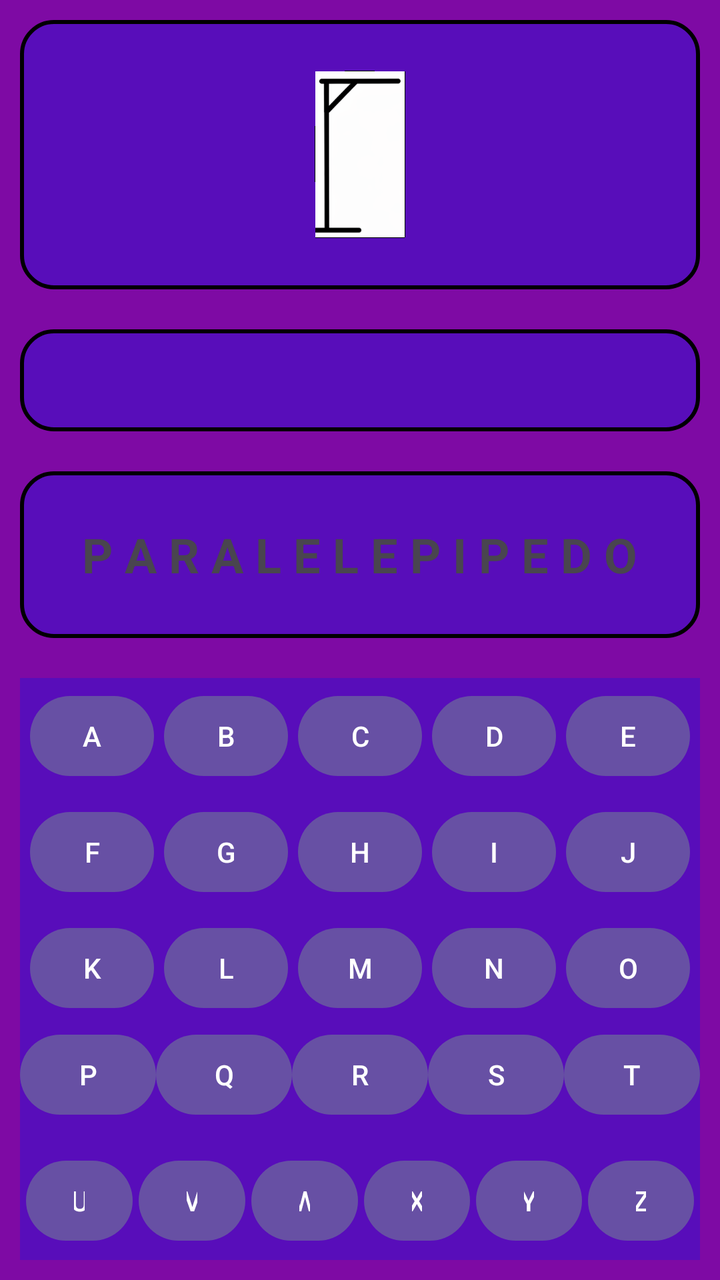
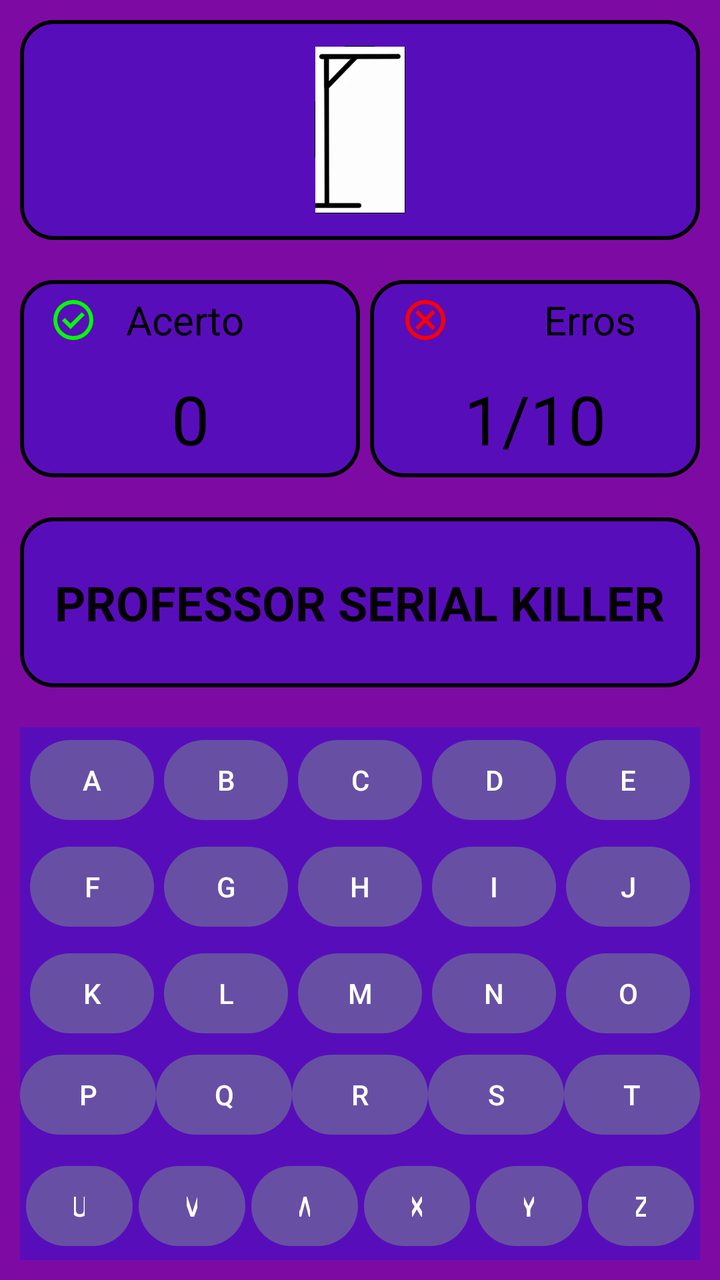

Screens rendered from an Android XML layout before and after an edit, with the pre-edit source and the edit as a unified diff.
<!-- AndroidManifest.xml: application theme Theme.OHMYGOD -->
<!-- res/layout/activity_tela_jogo.xml -->
<?xml version="1.0" encoding="utf-8"?>
<LinearLayout xmlns:android="http://schemas.android.com/apk/res/android"
    xmlns:app="http://schemas.android.com/apk/res-auto"
    xmlns:tools="http://schemas.android.com/tools"
    android:id="@+id/main"
    android:layout_width="match_parent"
    android:layout_height="match_parent"
    android:background="#7E0AA4"
    android:orientation="vertical"
    tools:context=".TelaJogo">

    <LinearLayout
        android:layout_width="match_parent"
        android:layout_height="wrap_content"
        android:layout_margin="10dp"
        android:layout_weight="0.25"
        android:background="@drawable/borda"
        android:gravity="center"
        android:orientation="vertical">

        <ImageView
            android:id="@+id/imageView2"
            android:layout_width="match_parent"
            android:layout_height="wrap_content"
            android:layout_gravity="center"
            app:srcCompat="@drawable/forca_0_9" />
    </LinearLayout>

    <LinearLayout
        android:layout_width="match_parent"
        android:layout_height="wrap_content"
        android:layout_margin="10dp"
        android:layout_weight="0.25"
        android:background="@drawable/borda"
        android:orientation="vertical"></LinearLayout>

    <LinearLayout
        android:layout_width="match_parent"
        android:layout_height="wrap_content"
        android:layout_margin="10dp"
        android:layout_weight="0.25"
        android:background="@drawable/borda"
        android:gravity="center"
        android:orientation="vertical">

        <TextView
            android:id="@+id/textView3"
            android:layout_width="wrap_content"
            android:layout_height="wrap_content"
            android:background="#3A55B7"
            android:backgroundTint="#00FFFFFF"
            android:gravity="center"
            android:text="P A R A L E L E P I P E D O"
            android:textSize="24sp"
            android:textStyle="bold" />
    </LinearLayout>

    <LinearLayout
        android:id="@+id/teclado"
        android:layout_width="match_parent"
        android:layout_height="wrap_content"
        android:layout_margin="10dp"
        android:layout_weight="0.25"
        android:background="#580DBA"
        android:orientation="vertical">

        <LinearLayout
            android:layout_width="match_parent"
            android:layout_height="wrap_content"
            android:layout_weight="0.2"
            android:gravity="center"
            android:orientation="horizontal">

            <Button
                android:id="@+id/id1"
                android:layout_width="wrap_content"
                android:layout_height="wrap_content"
                android:layout_marginLeft="5dp"
                android:layout_weight="1"
                android:text="A" />

            <Button
                android:id="@+id/id2"
                android:layout_width="wrap_content"
                android:layout_height="wrap_content"
                android:layout_marginLeft="5dp"
                android:layout_weight="1"
                android:text="B" />

            <Button
                android:id="@+id/id3"
                android:layout_width="wrap_content"
                android:layout_height="wrap_content"
                android:layout_marginLeft="5dp"
                android:layout_weight="1"
                android:text="C" />

            <Button
                android:id="@+id/id4"
                android:layout_width="wrap_content"
                android:layout_height="wrap_content"
                android:layout_marginLeft="5dp"
                android:layout_weight="1"
                android:text="D" />

            <Button
                android:id="@+id/id5"
                android:layout_width="wrap_content"
                android:layout_height="wrap_content"
                android:layout_marginLeft="5dp"
                android:layout_marginRight="5dp"
                android:layout_weight="1"
                android:text="E" />

        </LinearLayout>

        <LinearLayout
            android:layout_width="match_parent"
            android:layout_height="wrap_content"
            android:layout_weight="0.2"
            android:gravity="center"
            android:orientation="horizontal">

            <Button
                android:id="@+id/id6"
                android:layout_width="wrap_content"
                android:layout_height="wrap_content"
                android:layout_marginLeft="5dp"
                android:layout_weight="1"
                android:text="F" />

            <Button
                android:id="@+id/id7"
                android:layout_width="wrap_content"
                android:layout_height="wrap_content"
                android:layout_marginLeft="5dp"
                android:layout_weight="1"
                android:text="G" />

            <Button
                android:id="@+id/id8"
                android:layout_width="wrap_content"
                android:layout_height="wrap_content"
                android:layout_marginLeft="5dp"
                android:layout_weight="1"
                android:text="H" />

            <Button
                android:id="@+id/id9"
                android:layout_width="wrap_content"
                android:layout_height="wrap_content"
                android:layout_marginLeft="5dp"
                android:layout_weight="1"
                android:text="I" />

            <Button
                android:id="@+id/id10"
                android:layout_width="wrap_content"
                android:layout_height="wrap_content"
                android:layout_marginLeft="5dp"
                android:layout_marginRight="5dp"
                android:layout_weight="1"
                android:text="J" />
        </LinearLayout>

        <LinearLayout
            android:layout_width="match_parent"
            android:layout_height="wrap_content"
            android:layout_weight="0.2"
            android:gravity="center"
            android:orientation="horizontal">

            <Button
                android:id="@+id/id11"
                android:layout_width="wrap_content"
                android:layout_height="wrap_content"
                android:layout_marginLeft="5dp"
                android:layout_weight="1"
                android:text="K" />

            <Button
                android:id="@+id/id12"
                android:layout_width="wrap_content"
                android:layout_height="wrap_content"
                android:layout_marginLeft="5dp"
                android:layout_weight="1"
                android:text="L" />

            <Button
                android:id="@+id/id13"
                android:layout_width="wrap_content"
                android:layout_height="wrap_content"
                android:layout_marginLeft="5dp"
                android:layout_weight="1"
                android:text="M" />

            <Button
                android:id="@+id/id14"
                android:layout_width="wrap_content"
                android:layout_height="wrap_content"
                android:layout_marginLeft="5dp"
                android:layout_weight="1"
                android:text="N" />

            <Button
                android:id="@+id/id15"
                android:layout_width="wrap_content"
                android:layout_height="wrap_content"
                android:layout_marginLeft="5dp"
                android:layout_marginRight="5dp"
                android:layout_weight="1"
                android:text="O" />
        </LinearLayout>

        <LinearLayout
            android:layout_width="match_parent"
            android:layout_height="wrap_content"
            android:layout_weight="0.2"
            android:orientation="horizontal">

            <Button
                android:id="@+id/id16"
                android:layout_width="wrap_content"
                android:layout_height="wrap_content"
                android:layout_weight="1"
                android:text="P" />

            <Button
                android:id="@+id/id17"
                android:layout_width="wrap_content"
                android:layout_height="wrap_content"
                android:layout_weight="1"
                android:text="Q" />

            <Button
                android:id="@+id/id18"
                android:layout_width="wrap_content"
                android:layout_height="wrap_content"
                android:layout_weight="1"
                android:text="R" />

            <Button
                android:id="@+id/id19"
                android:layout_width="wrap_content"
                android:layout_height="wrap_content"
                android:layout_weight="1"
                android:text="S" />

            <Button
                android:id="@+id/id20"
                android:layout_width="wrap_content"
                android:layout_height="wrap_content"
                android:layout_weight="1"
                android:text="T" />
        </LinearLayout>

        <LinearLayout
            android:layout_width="match_parent"
            android:layout_height="wrap_content"
            android:layout_weight="0.2"
            android:gravity="center"
            android:orientation="horizontal">

            <Button
                android:id="@+id/id21"
                android:layout_width="wrap_content"
                android:layout_height="wrap_content"
                android:layout_marginLeft="3dp"
                android:layout_weight="1"
                android:text="U" />

            <Button
                android:id="@+id/id22"
                android:layout_width="wrap_content"
                android:layout_height="wrap_content"
                android:layout_marginLeft="3dp"
                android:layout_weight="1"
                android:text="V" />

            <Button
                android:id="@+id/id23"
                android:layout_width="wrap_content"
                android:layout_height="wrap_content"
                android:layout_marginLeft="3dp"
                android:layout_weight="1"
                android:text="W" />

            <Button
                android:id="@+id/id24"
                android:layout_width="wrap_content"
                android:layout_height="wrap_content"
                android:layout_marginLeft="3dp"
                android:layout_weight="1"
                android:text="X" />

            <Button
                android:id="@+id/id25"
                android:layout_width="wrap_content"
                android:layout_height="wrap_content"
                android:layout_marginLeft="3dp"
                android:layout_weight="1"
                android:text="Y" />

            <Button
                android:id="@+id/id26"
                android:layout_width="wrap_content"
                android:layout_height="wrap_content"
                android:layout_marginLeft="3dp"
                android:layout_marginRight="3dp"
                android:layout_weight="1"
                android:text="Z" />
        </LinearLayout>

    </LinearLayout>
</LinearLayout>
<!-- resources referenced by this layout -->
<resources>
  <!-- drawable borda (drawable) -->
  <?xml version="1.0" encoding="utf-8"?>
  <shape xmlns:android="http://schemas.android.com/apk/res/android">
      
  <solid android:color="#580DBA
  "/>
      
  <corners android:radius="16dp"/>
      
  <stroke
  android:width="2dp"
  android:color="#000000"/>
      </shape>
  <!-- drawable forca_0_9: png bitmap (drawable-hdpi, 4498 bytes) -->
  <style name="Theme.OHMYGOD" parent="Base.Theme.OHMYGOD" />
  <style name="Base.Theme.OHMYGOD" parent="Theme.Material3.DayNight.NoActionBar">
          
          
      </style>
</resources>

<!-- the commit's change to res/layout/activity_tela_jogo.xml (unified diff, before → after) -->
@@ -6,6 +6,7 @@
     android:layout_width="match_parent"
     android:layout_height="match_parent"
     android:background="#7E0AA4"
+    android:gravity="center"
     android:orientation="vertical"
     tools:context=".TelaJogo">
 
@@ -31,14 +32,119 @@
         android:layout_height="wrap_content"
         android:layout_margin="10dp"
         android:layout_weight="0.25"
-        android:background="@drawable/borda"
-        android:orientation="vertical"></LinearLayout>
+        android:background="#7E0AA4"
+        android:orientation="horizontal">
+
+        <LinearLayout
+            android:id="@+id/layout_acerto"
+            android:layout_width="match_parent"
+            android:layout_height="match_parent"
+            android:layout_weight="0.5"
+            android:background="@drawable/borda"
+            android:gravity="center"
+            android:orientation="vertical">
+
+            <LinearLayout
+                android:layout_width="match_parent"
+                android:layout_height="wrap_content"
+                android:layout_weight="0.5"
+                android:gravity="center"
+                android:orientation="horizontal">
+
+                <ImageView
+                    android:id="@+id/imageView3"
+                    android:layout_width="wrap_content"
+                    android:layout_height="wrap_content"
+                    android:layout_weight="0.5"
+                    app:srcCompat="@drawable/check_circle_24px" />
+
+                <TextView
+                    android:id="@+id/textView5"
+                    android:layout_width="wrap_content"
+                    android:layout_height="wrap_content"
+                    android:layout_weight="1"
+                    android:text="Acerto"
+                    android:textColor="#000000"
+                    android:textSize="20sp" />
+            </LinearLayout>
+
+            <LinearLayout
+                android:layout_width="match_parent"
+                android:layout_height="wrap_content"
+                android:layout_weight="0.5"
+                android:gravity="center"
+                android:orientation="horizontal">
+
+                <TextView
+                    android:id="@+id/textView4"
+                    android:layout_width="match_parent"
+                    android:layout_height="wrap_content"
+                    android:gravity="center"
+                    android:text="0"
+                    android:textColor="#000000"
+                    android:textSize="34sp" />
+            </LinearLayout>
+        </LinearLayout>
+
+        <LinearLayout
+            android:id="@+id/layout_erro"
+            android:layout_width="match_parent"
+            android:layout_height="match_parent"
+            android:layout_marginLeft="5dp"
+            android:layout_weight="0.5"
+            android:background="@drawable/borda"
+            android:orientation="vertical">
+
+            <LinearLayout
+                android:layout_width="match_parent"
+                android:layout_height="wrap_content"
+                android:layout_weight="0.5"
+                android:gravity="center"
+                android:orientation="horizontal">
+
+                <ImageView
+                    android:id="@+id/imageView4"
+                    android:layout_width="wrap_content"
+                    android:layout_height="wrap_content"
+                    android:layout_weight="0.5"
+                    app:srcCompat="@drawable/cancel_24px" />
+
+                <TextView
+                    android:id="@+id/textView6"
+                    android:layout_width="wrap_content"
+                    android:layout_height="wrap_content"
+                    android:layout_weight="1"
+                    android:gravity="center"
+                    android:text="Erros"
+                    android:textColor="#000000"
+                    android:textSize="20sp" />
+            </LinearLayout>
+
+            <LinearLayout
+                android:layout_width="match_parent"
+                android:layout_height="wrap_content"
+                android:layout_weight="0.5"
+                android:gravity="center"
+                android:orientation="horizontal">
+
+                <TextView
+                    android:id="@+id/textView7"
+                    android:layout_width="wrap_content"
+                    android:layout_height="wrap_content"
+                    android:layout_weight="1"
+                    android:gravity="center"
+                    android:text="1/10"
+                    android:textColor="#000000"
+                    android:textSize="34sp" />
+            </LinearLayout>
+        </LinearLayout>
+    </LinearLayout>
 
     <LinearLayout
         android:layout_width="match_parent"
         android:layout_height="wrap_content"
         android:layout_margin="10dp"
-        android:layout_weight="0.25"
+        android:layout_weight="0.5"
         android:background="@drawable/borda"
         android:gravity="center"
         android:orientation="vertical">
@@ -50,7 +156,8 @@
             android:background="#3A55B7"
             android:backgroundTint="#00FFFFFF"
             android:gravity="center"
-            android:text="P A R A L E L E P I P E D O"
+            android:text="PROFESSOR SERIAL KILLER"
+            android:textColor="#050107"
             android:textSize="24sp"
             android:textStyle="bold" />
     </LinearLayout>
<!-- resource entries referenced after the edit -->
@@ -13,6 +13,28 @@
   android:width="2dp"
   android:color="#000000"/>
       </shape>
+  <!-- drawable cancel_24px (drawable) -->
+  <vector xmlns:android="http://schemas.android.com/apk/res/android"
+      android:width="24dp"
+      android:height="24dp"
+      android:viewportWidth="960"
+      android:viewportHeight="960"
+      android:tint="#FF0000">
+    <path
+        android:fillColor="@android:color/white"
+        android:pathData="M336,680L480,536L624,680L680,624L536,480L680,336L624,280L480,424L336,280L280,336L424,480L280,624L336,680ZM480,880Q397,880 324,848.5Q251,817 197,763Q143,709 111.5,636Q80,563 80,480Q80,397 111.5,324Q143,251 197,197Q251,143 324,111.5Q397,80 480,80Q563,80 636,111.5Q709,143 763,197Q817,251 848.5,324Q880,397 880,480Q880,563 848.5,636Q817,709 763,763Q709,817 636,848.5Q563,880 480,880ZM480,800Q614,800 707,707Q800,614 800,480Q800,346 707,253Q614,160 480,160Q346,160 253,253Q160,346 160,480Q160,614 253,707Q346,800 480,800ZM480,480Q480,480 480,480Q480,480 480,480Q480,480 480,480Q480,480 480,480Q480,480 480,480Q480,480 480,480Q480,480 480,480Q480,480 480,480Z"/>
+  </vector>
+  <!-- drawable check_circle_24px (drawable) -->
+  <vector xmlns:android="http://schemas.android.com/apk/res/android"
+      android:width="24dp"
+      android:height="24dp"
+      android:viewportWidth="960"
+      android:viewportHeight="960"
+      android:tint="#00FF00">
+    <path
+        android:fillColor="@android:color/white"
+        android:pathData="M424,664L706,382L650,326L424,552L310,438L254,494L424,664ZM480,880Q397,880 324,848.5Q251,817 197,763Q143,709 111.5,636Q80,563 80,480Q80,397 111.5,324Q143,251 197,197Q251,143 324,111.5Q397,80 480,80Q563,80 636,111.5Q709,143 763,197Q817,251 848.5,324Q880,397 880,480Q880,563 848.5,636Q817,709 763,763Q709,817 636,848.5Q563,880 480,880ZM480,800Q614,800 707,707Q800,614 800,480Q800,346 707,253Q614,160 480,160Q346,160 253,253Q160,346 160,480Q160,614 253,707Q346,800 480,800ZM480,480Q480,480 480,480Q480,480 480,480Q480,480 480,480Q480,480 480,480Q480,480 480,480Q480,480 480,480Q480,480 480,480Q480,480 480,480Z"/>
+  </vector>
   <!-- drawable forca_0_9: png bitmap (drawable-hdpi, 4498 bytes) -->
   <style name="Theme.OHMYGOD" parent="Base.Theme.OHMYGOD" />
   <style name="Base.Theme.OHMYGOD" parent="Theme.Material3.DayNight.NoActionBar">
